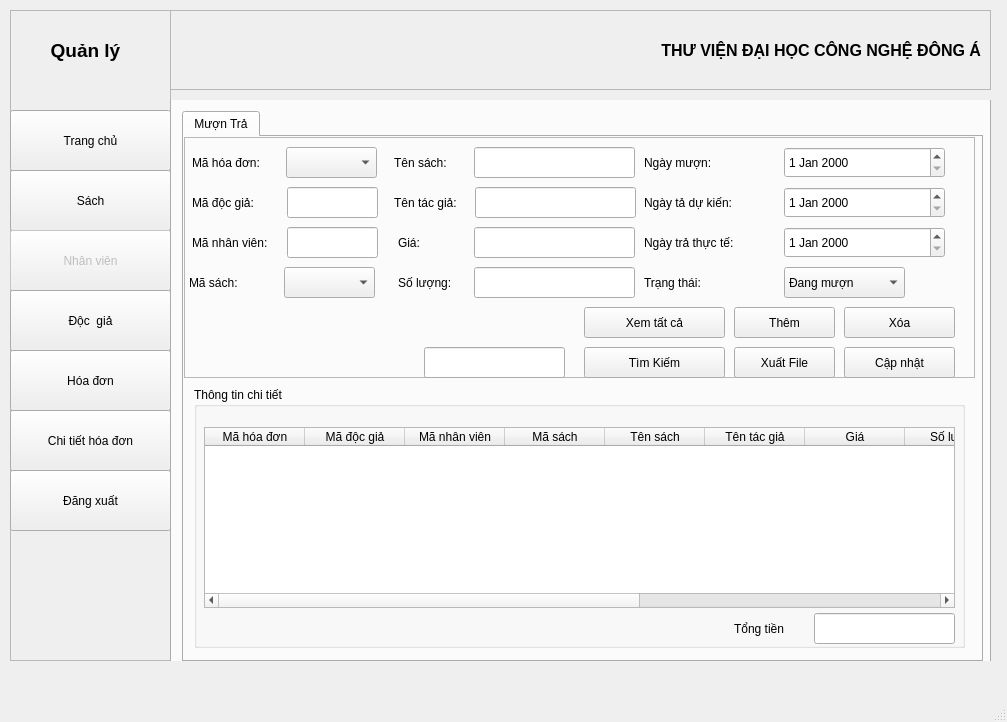
Before: the Qt Designer form chucnang.ui in trunghieu2803/QuanLyThuVien, drawn with Qt 5.
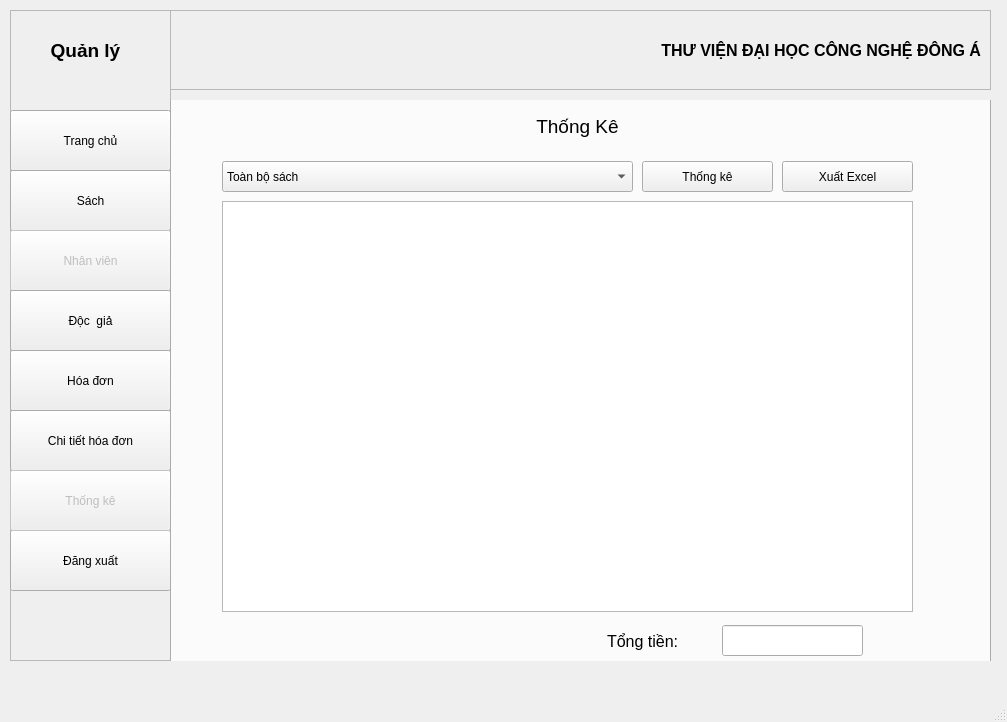
After: the same form once the commit is applied. Icons and pictures are not drawn.

```diff
--- a/chucnang.ui
+++ b/chucnang.ui
@@ -152,7 +152,7 @@
      <property name="geometry">
       <rect>
        <x>0</x>
-       <y>460</y>
+       <y>520</y>
        <width>161</width>
        <height>61</height>
       </rect>
@@ -184,6 +184,27 @@
       <string>Hóa đơn</string>
      </property>
     </widget>
+    <widget class="QPushButton" name="btnThongKe">
+     <property name="enabled">
+      <bool>false</bool>
+     </property>
+     <property name="geometry">
+      <rect>
+       <x>0</x>
+       <y>460</y>
+       <width>161</width>
+       <height>61</height>
+      </rect>
+     </property>
+     <property name="font">
+      <font>
+       <pointsize>9</pointsize>
+      </font>
+     </property>
+     <property name="text">
+      <string>Thống kê</string>
+     </property>
+    </widget>
    </widget>
    <widget class="QFrame" name="frame_2">
     <property name="geometry">
@@ -246,7 +267,7 @@
       </rect>
      </property>
      <property name="currentIndex">
-      <number>5</number>
+      <number>6</number>
      </property>
      <widget class="QWidget" name="tw1">
       <attribute name="title">
@@ -2766,6 +2787,128 @@
        </widget>
       </widget>
      </widget>
+     <widget class="QWidget" name="tw7">
+      <attribute name="title">
+       <string>Page</string>
+      </attribute>
+      <widget class="QComboBox" name="cbbThongKe">
+       <property name="geometry">
+        <rect>
+         <x>50</x>
+         <y>60</y>
+         <width>411</width>
+         <height>31</height>
+        </rect>
+       </property>
+       <item>
+        <property name="text">
+         <string>Toàn bộ sách</string>
+        </property>
+       </item>
+       <item>
+        <property name="text">
+         <string>Toàn bộ nhân viên</string>
+        </property>
+       </item>
+       <item>
+        <property name="text">
+         <string>Toàn bộ độc giả</string>
+        </property>
+       </item>
+       <item>
+        <property name="text">
+         <string>Toàn bộ hóa đơn</string>
+        </property>
+       </item>
+       <item>
+        <property name="text">
+         <string>Toàn bộ chi tiết háo đơn</string>
+        </property>
+       </item>
+      </widget>
+      <widget class="QLabel" name="label_58">
+       <property name="geometry">
+        <rect>
+         <x>0</x>
+         <y>10</y>
+         <width>811</width>
+         <height>31</height>
+        </rect>
+       </property>
+       <property name="font">
+        <font>
+         <pointsize>14</pointsize>
+        </font>
+       </property>
+       <property name="text">
+        <string>&lt;html&gt;&lt;head/&gt;&lt;body&gt;&lt;p align=&quot;center&quot;&gt;Thống Kê&lt;/p&gt;&lt;/body&gt;&lt;/html&gt;</string>
+       </property>
+      </widget>
+      <widget class="QPushButton" name="btnThongKeAll">
+       <property name="geometry">
+        <rect>
+         <x>470</x>
+         <y>60</y>
+         <width>131</width>
+         <height>31</height>
+        </rect>
+       </property>
+       <property name="text">
+        <string>Thống kê</string>
+       </property>
+      </widget>
+      <widget class="QPushButton" name="XuatExcel">
+       <property name="geometry">
+        <rect>
+         <x>610</x>
+         <y>60</y>
+         <width>131</width>
+         <height>31</height>
+        </rect>
+       </property>
+       <property name="text">
+        <string>Xuất Excel</string>
+       </property>
+      </widget>
+      <widget class="QTableWidget" name="tableThongKe">
+       <property name="geometry">
+        <rect>
+         <x>50</x>
+         <y>100</y>
+         <width>691</width>
+         <height>411</height>
+        </rect>
+       </property>
+      </widget>
+      <widget class="QLineEdit" name="txtTongTienThongKe">
+       <property name="geometry">
+        <rect>
+         <x>550</x>
+         <y>524</y>
+         <width>141</width>
+         <height>31</height>
+        </rect>
+       </property>
+      </widget>
+      <widget class="QLabel" name="label_12">
+       <property name="geometry">
+        <rect>
+         <x>435</x>
+         <y>525</y>
+         <width>111</width>
+         <height>31</height>
+        </rect>
+       </property>
+       <property name="font">
+        <font>
+         <pointsize>12</pointsize>
+        </font>
+       </property>
+       <property name="text">
+        <string>Tổng tiền:</string>
+       </property>
+      </widget>
+     </widget>
     </widget>
    </widget>
   </widget>
```
Left out of the diff: 2 changed lines with no effect on the pictures.
